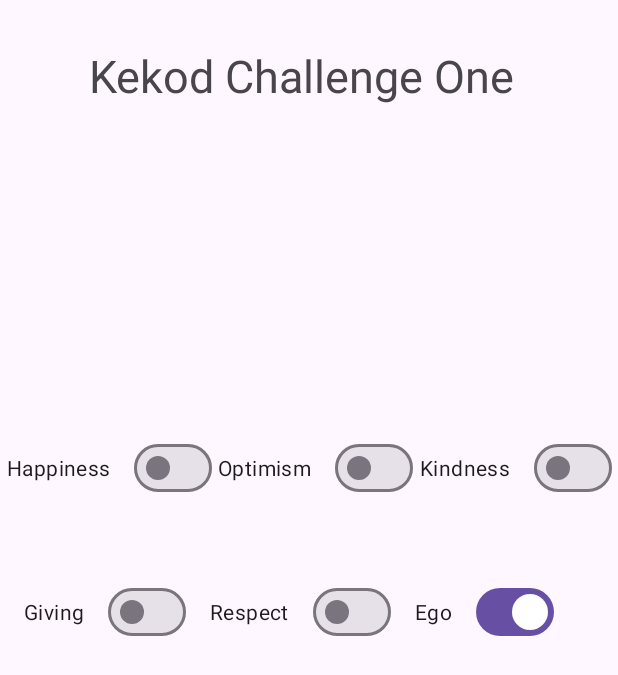
After one commit to CenkerAydin/KekodChallengeOne, an Android app: the layout fragment_ego.xml on its own in the app's theme, with its tools: preview values and no code run, on a phone screen of 412 x 824 dp. The commit adds this screen. Shown: the top 675 px of the screen. Run offline under Robolectric (Android 15) with nearby library versions, the phone set to English and light mode, and no system bars.

Commit message:
finish project

```diff
--- /dev/null
+++ b/app/src/main/res/drawable/baseline_home_24.xml
@@ -0,0 +1,5 @@
+<vector xmlns:android="http://schemas.android.com/apk/res/android" android:height="24dp" android:tint="#000000" android:viewportHeight="24" android:viewportWidth="24" android:width="24dp">
+
+    <path android:fillColor="@android:color/white" android:pathData="M10,20v-6h4v6h5v-8h3L12,3 2,12h3v8z"/>
+
+</vector>
--- /dev/null
+++ b/app/src/main/res/layout/fragment_ego.xml
@@ -0,0 +1,91 @@
+<?xml version="1.0" encoding="utf-8"?>
+<androidx.constraintlayout.widget.ConstraintLayout
+    xmlns:android="http://schemas.android.com/apk/res/android"
+    xmlns:app="http://schemas.android.com/apk/res-auto"
+    xmlns:tools="http://schemas.android.com/tools"
+    android:id="@+id/egoFragment"
+    android:layout_width="match_parent"
+    android:layout_height="match_parent"
+    tools:context=".MainActivity">
+
+    <TextView
+        android:layout_width="match_parent"
+        android:layout_height="wrap_content"
+        android:layout_marginStart="20dp"
+        android:layout_marginTop="30dp"
+        android:layout_marginEnd="30dp"
+        android:fontFamily="Arial"
+        android:text="@string/kekod_challenge_one"
+        android:gravity="center"
+        android:textSize="30sp"
+        app:layout_constraintStart_toStartOf="parent"
+        app:layout_constraintTop_toTopOf="parent" />
+
+    <com.google.android.material.materialswitch.MaterialSwitch
+        android:id="@+id/swHappiness"
+        android:layout_width="wrap_content"
+        android:layout_height="wrap_content"
+        android:text="@string/happiness"
+        app:layout_constraintEnd_toStartOf="@+id/swOptimisim"
+        app:layout_constraintHorizontal_bias="0.5"
+        app:layout_constraintStart_toStartOf="parent"
+        app:layout_constraintTop_toTopOf="@+id/swOptimisim" />
+
+    <com.google.android.material.materialswitch.MaterialSwitch
+        android:id="@+id/swOptimisim"
+        android:layout_width="wrap_content"
+        android:layout_height="wrap_content"
+        android:layout_marginTop="288dp"
+        android:text="@string/optimism"
+        app:layout_constraintEnd_toStartOf="@+id/swKindness"
+        app:layout_constraintHorizontal_bias="0.5"
+        app:layout_constraintStart_toEndOf="@+id/swHappiness"
+        app:layout_constraintTop_toTopOf="parent" />
+
+    <com.google.android.material.materialswitch.MaterialSwitch
+        android:id="@+id/swKindness"
+        android:layout_width="wrap_content"
+        android:layout_height="wrap_content"
+        android:text="@string/kindness"
+        app:layout_constraintEnd_toEndOf="parent"
+        app:layout_constraintHorizontal_bias="0.5"
+        app:layout_constraintStart_toEndOf="@+id/swOptimisim"
+        app:layout_constraintTop_toTopOf="@+id/swOptimisim" />
+
+
+    <com.google.android.material.materialswitch.MaterialSwitch
+        android:id="@+id/swGiving"
+        android:layout_width="wrap_content"
+        android:layout_height="wrap_content"
+        android:layout_marginTop="384dp"
+        android:text="@string/giving"
+        app:layout_constraintEnd_toStartOf="@+id/swRespect"
+        app:layout_constraintHorizontal_bias="0.5"
+        app:layout_constraintStart_toStartOf="parent"
+        app:layout_constraintTop_toTopOf="parent" />
+
+    <com.google.android.material.materialswitch.MaterialSwitch
+        android:id="@+id/swRespect"
+        android:layout_width="wrap_content"
+        android:layout_height="wrap_content"
+        android:layout_marginTop="384dp"
+        android:text="@string/respect"
+        app:layout_constraintEnd_toStartOf="@+id/swEgo"
+        app:layout_constraintHorizontal_bias="0.5"
+        app:layout_constraintStart_toEndOf="@+id/swGiving"
+        app:layout_constraintTop_toTopOf="parent" />
+
+    <com.google.android.material.materialswitch.MaterialSwitch
+        android:id="@+id/swEgo"
+        android:layout_width="wrap_content"
+        android:layout_height="wrap_content"
+        android:layout_marginTop="384dp"
+        android:checked="true"
+        android:text="@string/ego"
+        app:layout_constraintEnd_toEndOf="parent"
+        app:layout_constraintHorizontal_bias="0.782"
+        app:layout_constraintStart_toEndOf="@+id/swGiving"
+        app:layout_constraintTop_toTopOf="parent" />
+
+
+</androidx.constraintlayout.widget.ConstraintLayout>
--- a/app/src/main/res/values/strings.xml
+++ b/app/src/main/res/values/strings.xml
@@ -1,3 +1,17 @@
 <resources>
     <string name="app_name">KekodChallengeOne</string>
+    <!-- TODO: Remove or change this placeholder text -->
+    <string name="hello_blank_fragment">Hello blank fragment</string>
+    <string name="kekod_challenge_one">Kekod Challenge One</string>
+    <string name="happiness">Happiness</string>
+    <string name="optimism">Optimism</string>
+    <string name="kindness">Kindness</string>
+    <string name="giving">Giving</string>
+    <string name="respect">Respect</string>
+    <string name="ego">Ego</string>
+    <string name="smile">Smile, it\'s free therapy!</string>
+    <string name="happy_image">happy image</string>
+    <string name="optimism_text">Be positive</string>
+    <string name="be_kind">Be Kind</string>
+    <string name="give">Give</string>
 </resources>
```
Also changed, not shown: app/src/main/java/com/cenkeraydin/kekodchallengeone/fragments/EgoFragment.kt (added, +115 -0 lines), app/src/main/res/layout/activity_main.xml (+22 -7 lines), app/src/main/res/navigation/nav_graph.xml (+6 -10 lines).
